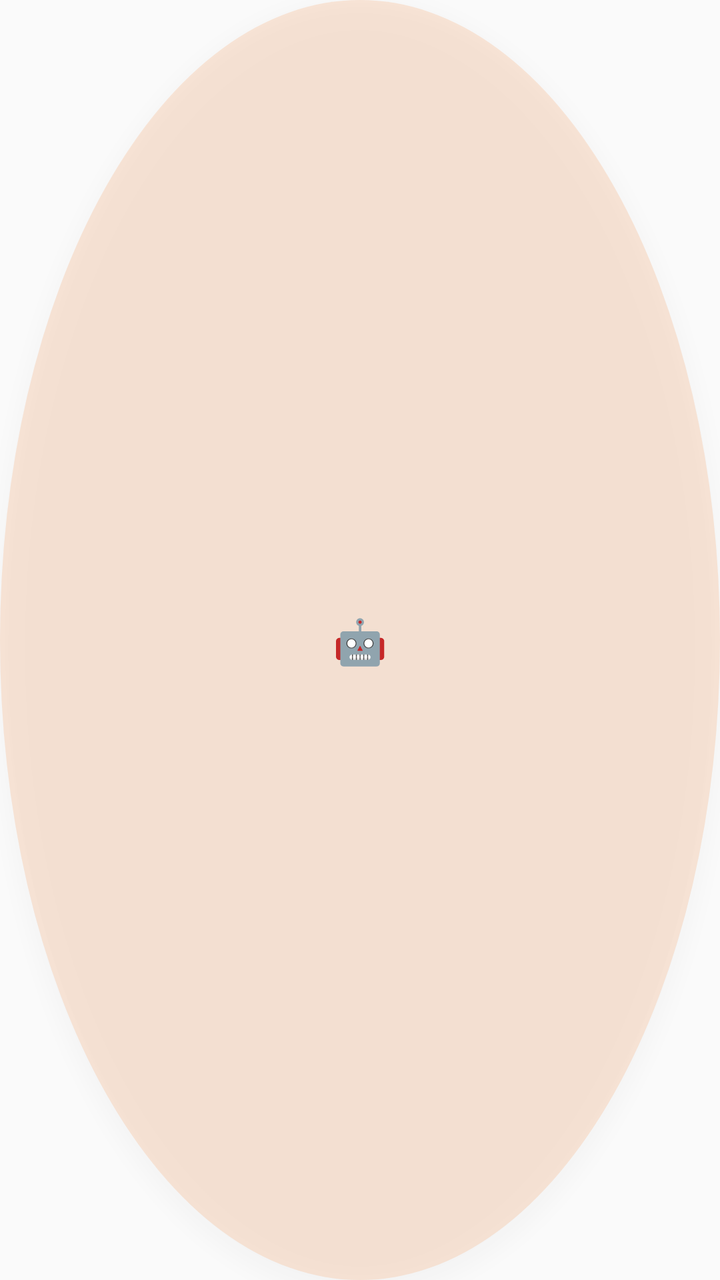
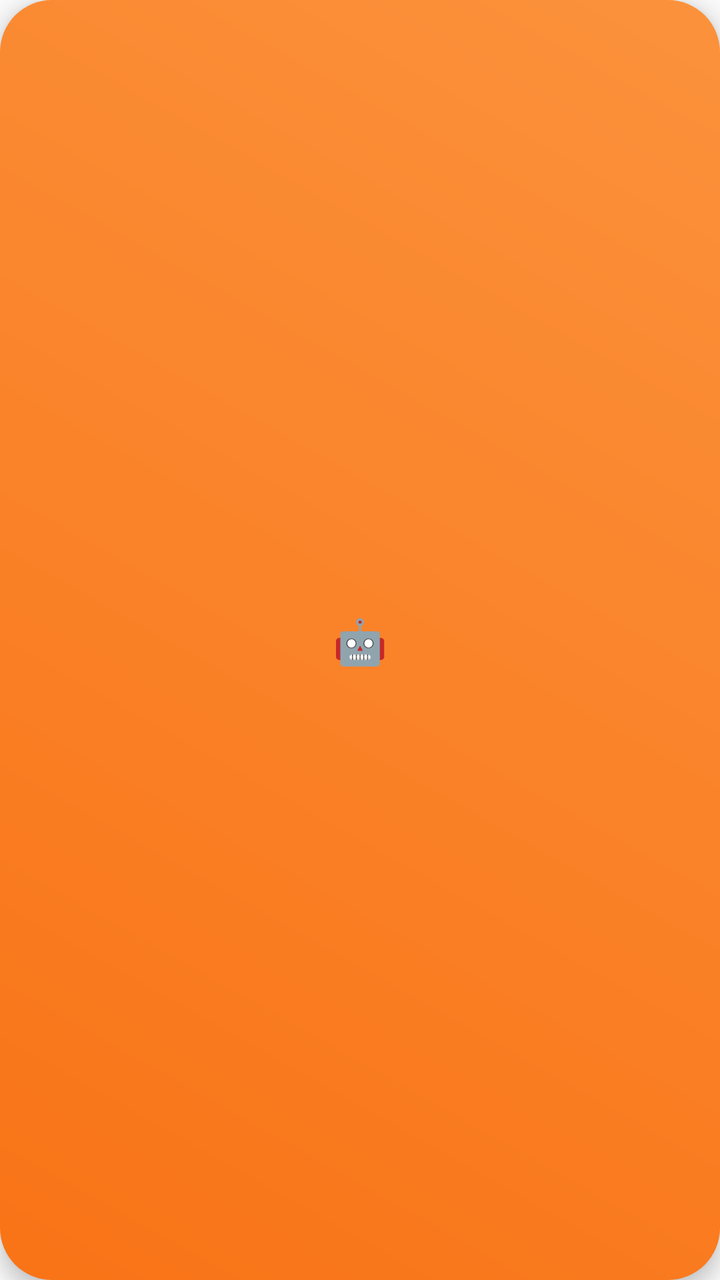

An Android layout rendered at two revisions. The XML below is the earlier revision; the diff shows what the commit changed to produce the second picture.
<!-- AndroidManifest.xml: application theme Theme.ClothingSI -->
<!-- res/layout/view_agent_float.xml -->
<?xml version="1.0" encoding="utf-8"?>
<FrameLayout xmlns:android="http://schemas.android.com/apk/res/android"
    android:layout_width="56dp"
    android:layout_height="56dp"
    android:clickable="true"
    android:focusable="true">

    
    <LinearLayout
        android:layout_width="match_parent"
        android:layout_height="match_parent"
        android:gravity="center"
        android:orientation="vertical"
        android:background="@drawable/circle_bg"
        android:backgroundTint="@color/md_primary"
        android:elevation="6dp">

        <TextView
            android:layout_width="wrap_content"
            android:layout_height="wrap_content"
            android:text="🤖"
            android:textSize="22sp" />
    </LinearLayout>

    
    <TextView
        android:id="@+id/tv_float_badge"
        android:layout_width="10dp"
        android:layout_height="10dp"
        android:background="@color/md_error"
        android:visibility="gone"
        android:layout_gravity="top|end" />
</FrameLayout>
<!-- resources referenced by this layout -->
<resources>
  <color name="md_error">#EF4444</color>
  <color name="md_primary">#F97316</color>
  <!-- drawable circle_bg (drawable) -->
  <?xml version="1.0" encoding="utf-8"?>
  <shape xmlns:android="http://schemas.android.com/apk/res/android" android:shape="oval">
      <solid android:color="#26FFFFFF" />
  </shape>
  <style name="Theme.ClothingSI" parent="Theme.Material3.Light.NoActionBar">
          
          <item name="colorPrimary">@color/md_primary</item>
          <item name="colorOnPrimary">@color/md_on_primary</item>
          <item name="colorPrimaryContainer">@color/md_primary_container</item>
          <item name="colorOnPrimaryContainer">@color/md_on_primary_container</item>
  
          
          <item name="colorSecondary">@color/md_secondary</item>
          <item name="colorOnSecondary">@color/md_on_secondary</item>
          <item name="colorSecondaryContainer">@color/md_secondary_container</item>
          <item name="colorOnSecondaryContainer">@color/md_on_secondary_container</item>
  
          
          <item name="android:colorBackground">@color/md_surface_container_low</item>
          <item name="colorSurface">@color/md_surface</item>
          <item name="colorOnSurface">@color/md_on_surface</item>
          <item name="colorOnSurfaceVariant">@color/md_on_surface_variant</item>
  
          
          <item name="colorOutline">@color/md_outline</item>
          <item name="colorOutlineVariant">@color/md_outline_variant</item>
  
          
          <item name="colorError">@color/md_error</item>
          <item name="colorOnError">@color/md_on_error</item>
  
          
          <item name="android:statusBarColor">@android:color/transparent</item>
          <item name="android:navigationBarColor">@color/md_surface</item>
          <item name="android:windowLightStatusBar">true</item>
  
          
          <item name="android:fontFamily">sans-serif</item>
          <item name="android:textViewStyle">@style/TextView.Base</item>
      </style>
  <color name="md_on_primary">#FFFFFF</color>
  <color name="md_primary_container">#FFF7ED</color>
  <color name="md_on_primary_container">#5C3D00</color>
  <color name="md_secondary">#2563EB</color>
  <color name="md_on_secondary">#FFFFFF</color>
  <color name="md_secondary_container">#DBEAFE</color>
  <color name="md_on_secondary_container">#001A3E</color>
  <color name="md_surface_container_low">#FAFAFA</color>
  <color name="md_surface">#FFFFFF</color>
  <color name="md_on_surface">#1F2937</color>
  <color name="md_on_surface_variant">#9CA3AF</color>
  <color name="md_outline">#9CA3AF</color>
  <color name="md_outline_variant">#D1D5DB</color>
  <color name="md_on_error">#FFFFFF</color>
  <style name="TextView.Base" parent="android:Widget.TextView">
          <item name="android:fontFamily">sans-serif</item>
      </style>
</resources>

<!-- the commit's change to res/layout/view_agent_float.xml (unified diff, before → after) -->
@@ -11,9 +11,8 @@
         android:layout_height="match_parent"
         android:gravity="center"
         android:orientation="vertical"
-        android:background="@drawable/circle_bg"
-        android:backgroundTint="@color/md_primary"
-        android:elevation="6dp">
+         android:background="@drawable/btn_gradient_primary"
+         android:elevation="6dp">
 
         <TextView
             android:layout_width="wrap_content"
<!-- resource entries referenced after the edit -->
@@ -1,12 +1,16 @@
 <!-- resources referenced by this layout -->
 <resources>
   <color name="md_error">#EF4444</color>
+  <!-- drawable btn_gradient_primary (drawable) -->
+  <?xml version="1.0" encoding="utf-8"?>
+  <shape xmlns:android="http://schemas.android.com/apk/res/android" android:shape="rectangle">
+      <corners android:radius="26dp" />
+      <gradient
+          android:startColor="#F97316"
+          android:endColor="#FB923C"
+          android:angle="45" />
+  </shape>
   <color name="md_primary">#F97316</color>
-  <!-- drawable circle_bg (drawable) -->
-  <?xml version="1.0" encoding="utf-8"?>
-  <shape xmlns:android="http://schemas.android.com/apk/res/android" android:shape="oval">
-      <solid android:color="#26FFFFFF" />
-  </shape>
   <style name="Theme.ClothingSI" parent="Theme.Material3.Light.NoActionBar">
           
           <item name="colorPrimary">@color/md_primary</item>
